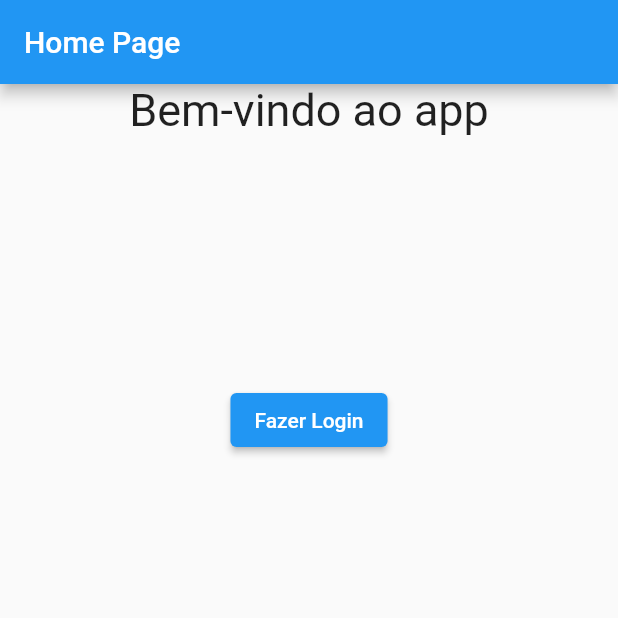
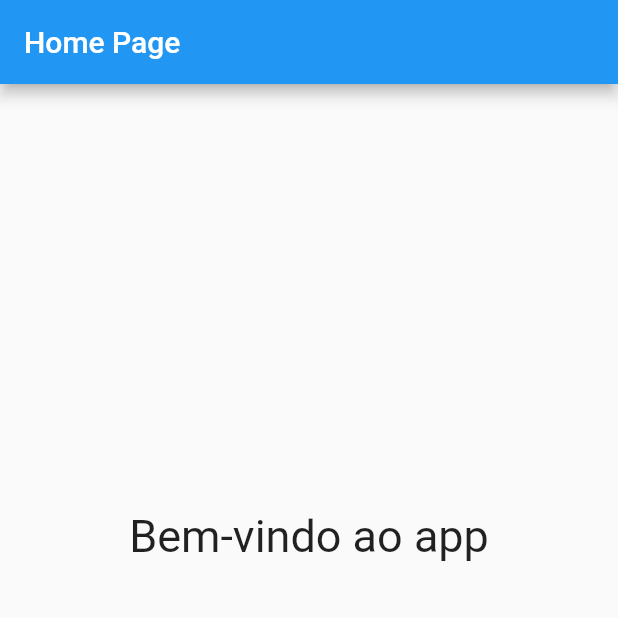
Before and after one commit to saobernardo/flutterPratica1, a Flutter app: the screen it shows after launch, on a phone screen of 412 x 824 dp, the top half of it. Run offline on Flutter 3.47's test engine with Material 2 defaults, Android fonts, the phone set to English and light mode, and no system bars.

Commit message:
añedido mobx en el projecto

```diff
--- a/lib/main.dart
+++ b/lib/main.dart
@@ -2,10 +2,8 @@ import 'package:flutter/material.dart';
 import 'package:provider/provider.dart';
 
 import 'src/home.dart';
-import 'src/help.dart';
 import 'src/models/contador.dart';
 import 'src/models/nome.dart';
-import 'src/login.dart';
 
 void main() => runApp(
   MultiProvider(
@@ -24,8 +22,6 @@ class MyApp extends StatelessWidget {
     return MaterialApp(
       routes: {
         '/home': (context) => HomePage(),
-        '/help': (context) => HelpPage(),
-        '/login': (context) => LoginPage(),
       },
       initialRoute: '/home',
     );
--- a/lib/src/home.dart
+++ b/lib/src/home.dart
@@ -1,8 +1,4 @@
 import 'package:flutter/material.dart';
-import 'package:provider/provider.dart';
-
-import 'models/nome.dart';
-import './formulario.dart';
 
 class HomePage extends StatelessWidget{
 
@@ -14,17 +10,11 @@ class HomePage extends StatelessWidget{
       ),
       body: Center(
         child: Column(
+          mainAxisAlignment: MainAxisAlignment.center,
           children: [
             Container(
               height: 200,
               child: Text('Bem-vindo ao app', style: TextStyle(fontSize: 30)),
-            ),
-
-            ElevatedButton(
-              child: Text('Fazer Login'),
-              onPressed: () {
-                 Navigator.pushNamed(context, '/login');
-              }
             ),
           ],
         ),
--- a/pubspec.yaml
+++ b/pubspec.yaml
@@ -29,10 +29,15 @@ dependencies:
   # Use with the CupertinoIcons class for iOS style icons.
   cupertino_icons: ^1.0.2
   provider: ^6.0.0
+  mobx: ^2.0.4
+  flutter_mobx: ^2.0.2
 
 dev_dependencies:
   flutter_test:
     sdk: flutter
+
+  build_runner: ^2.1.2
+  mobx_codegen: ^2.0.3
 
 # For information on the generic Dart part of this file, see the
 # following page: https://dart.dev/tools/pub/pubspec
```
Also changed, not shown: pubspec.lock.
